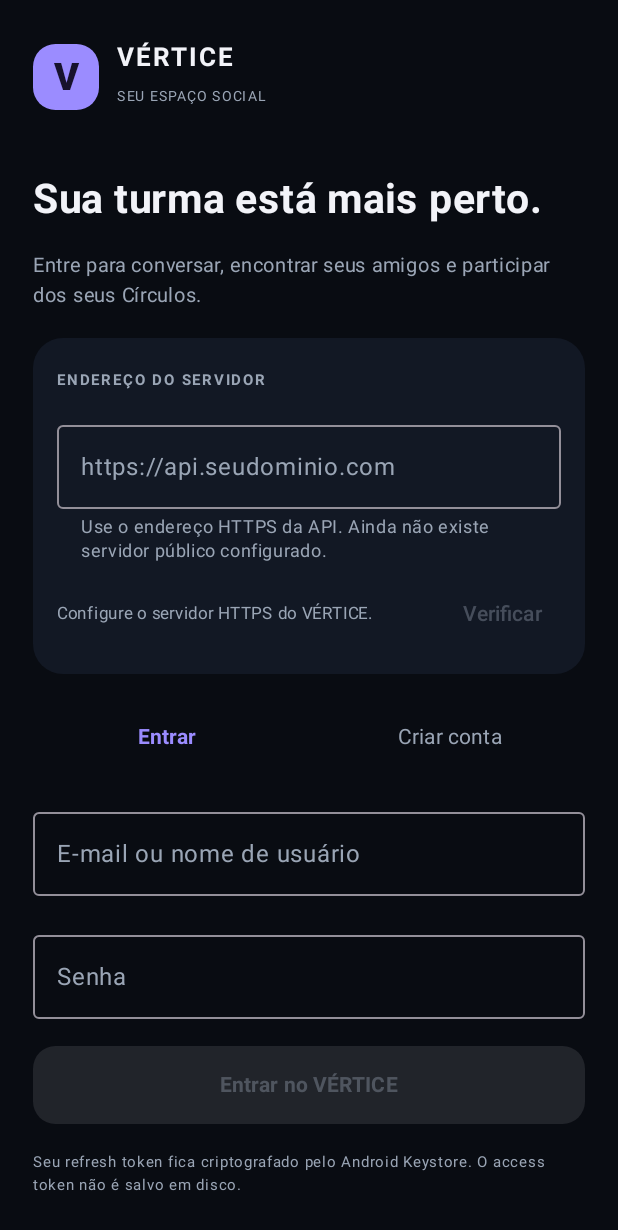
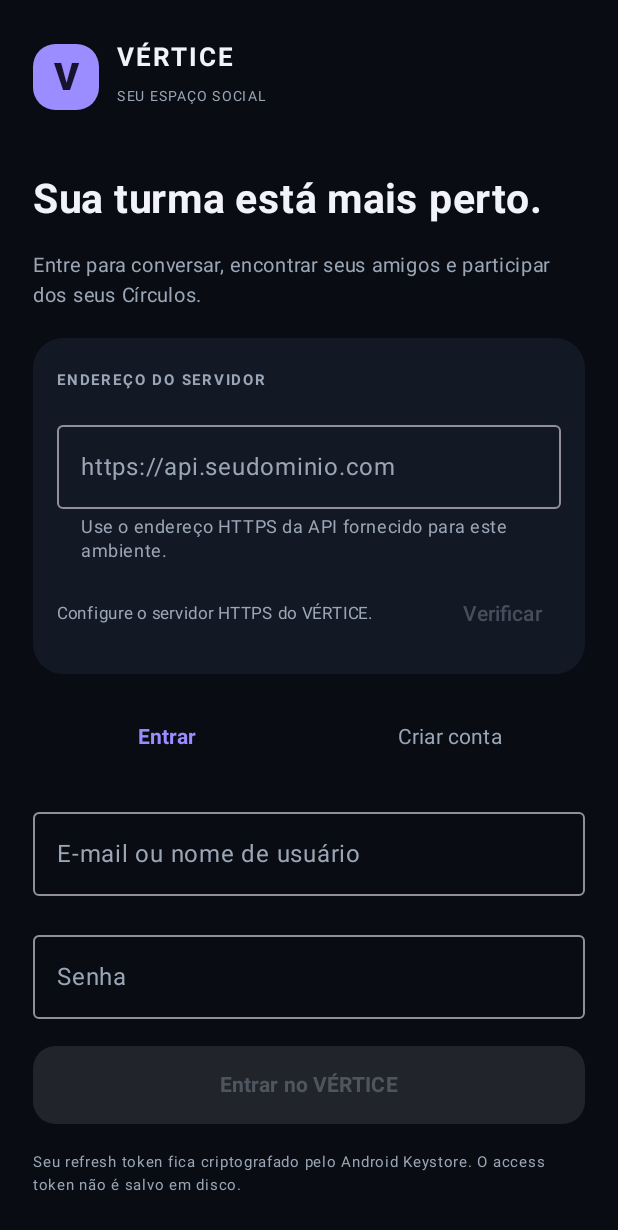
Before and after one commit to mauricio-gamedev/V-RTICE, an Android app built with Jetpack Compose: the screen it shows after launch (MainActivity), on a phone screen of 412 x 824 dp. Shown: the top 1230 px of the screen. Run offline under Robolectric (Android 15) with nearby library versions, the phone set to English and light mode, and no system bars.

Commit message:
docs(android-auth): clarify API endpoint instructions

```diff
--- a/android/app/src/main/java/io/github/mauriciogamedev/vertice/auth/AuthScreen.kt
+++ b/android/app/src/main/java/io/github/mauriciogamedev/vertice/auth/AuthScreen.kt
@@ -163,7 +163,7 @@ fun AuthScreen(
                     singleLine = true,
                     label = { Text("https://api.seudominio.com") },
                     supportingText = {
-                        Text("Use o endereço HTTPS da API. Ainda não existe servidor público configurado.")
+                        Text("Use o endereço HTTPS da API fornecido para este ambiente.")
                     },
                 )
                 Row(
```
